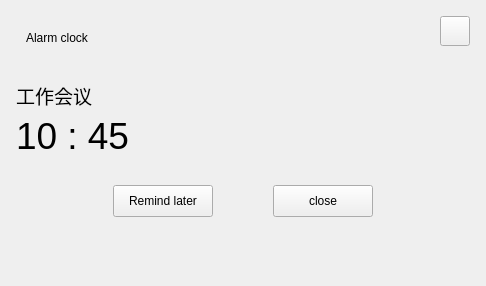
ukui/ukui-sidebar, file src/plugins/ukui-clock/noticeAlarm.ui: the form before one commit.
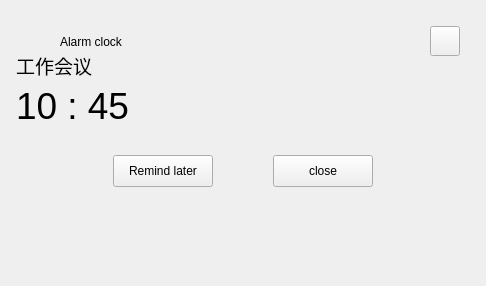
The form after the commit.

Commit message: [alarm clock] ground glass version

```diff
--- a/src/plugins/ukui-clock/noticeAlarm.ui
+++ b/src/plugins/ukui-clock/noticeAlarm.ui
@@ -62,8 +62,8 @@
        <widget class="QPushButton" name="pushButton">
         <property name="geometry">
          <rect>
-          <x>424</x>
-          <y>0</y>
+          <x>414</x>
+          <y>10</y>
           <width>30</width>
           <height>30</height>
          </rect>
@@ -78,8 +78,8 @@
        <widget class="QLabel" name="label">
         <property name="geometry">
          <rect>
-          <x>10</x>
-          <y>10</y>
+          <x>44</x>
+          <y>14</y>
           <width>100</width>
           <height>23</height>
          </rect>
@@ -95,7 +95,7 @@
         <property name="geometry">
          <rect>
           <x>0</x>
-          <y>64</y>
+          <y>34</y>
           <width>454</width>
           <height>31</height>
          </rect>
@@ -111,7 +111,7 @@
         <property name="geometry">
          <rect>
           <x>0</x>
-          <y>94</y>
+          <y>64</y>
           <width>454</width>
           <height>51</height>
          </rect>
@@ -127,7 +127,7 @@
         <property name="geometry">
          <rect>
           <x>97</x>
-          <y>169</y>
+          <y>139</y>
           <width>100</width>
           <height>32</height>
          </rect>
@@ -143,7 +143,7 @@
         <property name="geometry">
          <rect>
           <x>257</x>
-          <y>169</y>
+          <y>139</y>
           <width>100</width>
           <height>32</height>
          </rect>
@@ -159,7 +159,7 @@
         <property name="geometry">
          <rect>
           <x>0</x>
-          <y>221</y>
+          <y>191</y>
           <width>454</width>
           <height>23</height>
          </rect>
@@ -177,6 +177,31 @@
          <string/>
         </property>
        </widget>
+       <widget class="QLabel" name="titleIcon">
+        <property name="geometry">
+         <rect>
+          <x>14</x>
+          <y>14</y>
+          <width>24</width>
+          <height>24</height>
+         </rect>
+        </property>
+        <property name="minimumSize">
+         <size>
+          <width>24</width>
+          <height>24</height>
+         </size>
+        </property>
+        <property name="maximumSize">
+         <size>
+          <width>24</width>
+          <height>24</height>
+         </size>
+        </property>
+        <property name="text">
+         <string/>
+        </property>
+       </widget>
       </widget>
      </item>
      <item>
```
The commit also changes 27 other files.
